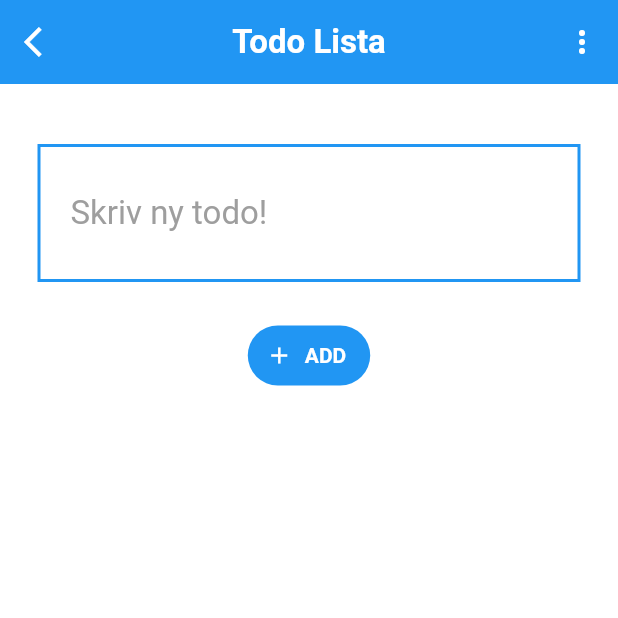
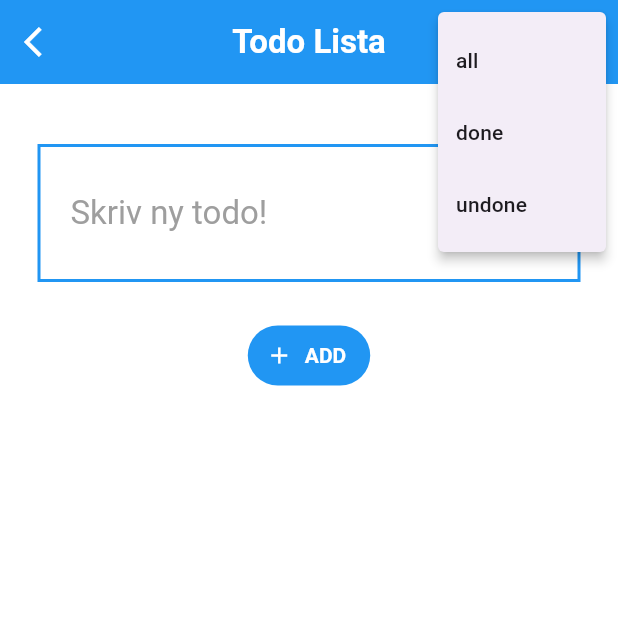
Before and after one commit to gu-tig333-ht25/gusbromaap, a Flutter app: the AddToDoItem screen opened directly, after a tap on the "more vert" icon, on a phone screen of 412 x 824 dp, the top half of it. Run offline on Flutter 3.47's test engine with Material 3 defaults, Android fonts, the phone set to English and light mode, and no system bars.

Commit message:
Skapa PopupMenuButton i _AddToDoItemState som tar en tillbaka till en filtrerad todo lista

```diff
--- a/lib/main.dart
+++ b/lib/main.dart
@@ -178,12 +178,18 @@ class _AddToDoItemState extends State<AddToDoItem> {
           },
         ),
         actions: [
-          IconButton(
+          PopupMenuButton<TodoFilter>(
             icon: Icon(Icons.more_vert), // Tre punkter ikon
-            tooltip: 'Meny', // namn för menyikonen
-            onPressed: () {
-              // tomt sålänge
+            tooltip: 'Filtrera',
+            onSelected: (filter) {
+              context.read<AppState>().setFilter(filter);
+              Navigator.pop(context); // Går tillbaka till föregående sida
             },
+            itemBuilder: (context) => [
+              PopupMenuItem(value: TodoFilter.all, child: Text('all')),
+              PopupMenuItem(value: TodoFilter.done, child: Text('done')),
+              PopupMenuItem(value: TodoFilter.undone, child: Text('undone')),
+            ],
           ),
         ],
       ),
```
